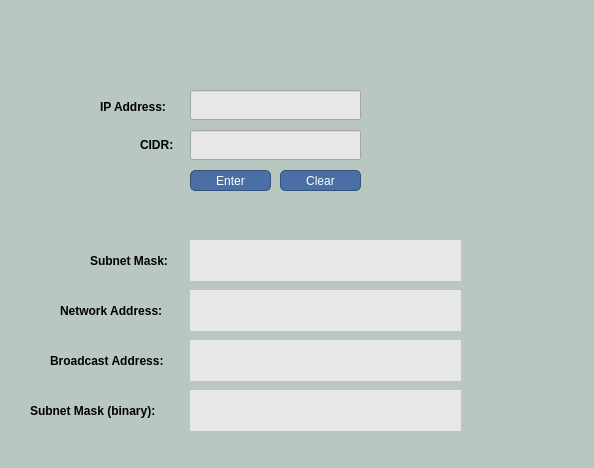
cholmcdowell/Zubnetting-Basic-Subnetting-Tool-Program, file UI/mainwindow.ui: the form before one commit.
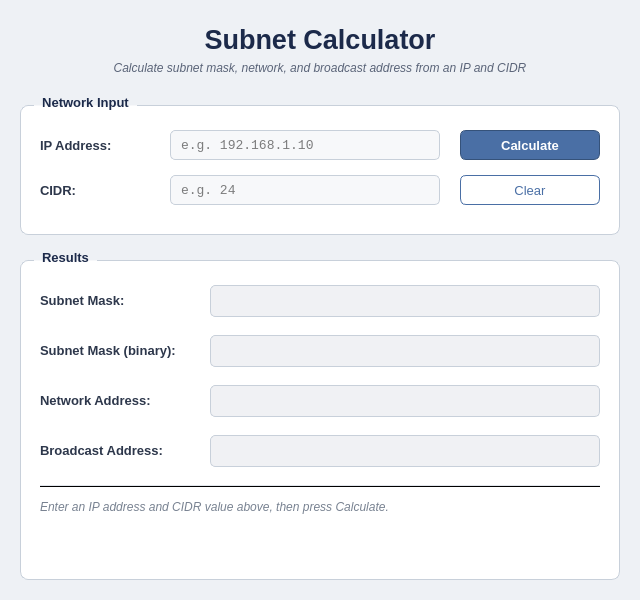
The form after the commit.

```diff
--- a/UI/mainwindow.ui
+++ b/UI/mainwindow.ui
@@ -6,340 +6,638 @@
    <rect>
     <x>0</x>
     <y>0</y>
-    <width>594</width>
-    <height>468</height>
+    <width>640</width>
+    <height>600</height>
    </rect>
   </property>
+  <property name="minimumSize">
+   <size>
+    <width>640</width>
+    <height>600</height>
+   </size>
+  </property>
   <property name="windowTitle">
    <string>MainWindow</string>
   </property>
   <widget class="QWidget" name="centralwidget">
    <property name="styleSheet">
-    <string notr="true">background-color: rgb(184, 200, 193);</string>
+    <string notr="true">background-color: rgb(238, 241, 245);</string>
    </property>
-   <widget class="QLabel" name="lblIP">
+
+   <!-- ===================== TITLE ===================== -->
+   <widget class="QLabel" name="lblTitle">
     <property name="geometry">
      <rect>
-      <x>100</x>
-      <y>92</y>
-      <width>81</width>
-      <height>30</height>
+      <x>20</x>
+      <y>18</y>
+      <width>600</width>
+      <height>42</height>
      </rect>
     </property>
     <property name="font">
      <font>
+      <family>Segoe UI</family>
+      <pointsize>20</pointsize>
       <bold>true</bold>
      </font>
     </property>
-    <property name="autoFillBackground">
-     <bool>false</bool>
-    </property>
     <property name="styleSheet">
      <string notr="true">background-color: transparent;
-color: rgb(0, 0, 0);</string>
+color: rgb(28, 42, 74);</string>
     </property>
     <property name="text">
-     <string>IP Address:</string>
+     <string>Subnet Calculator</string>
     </property>
-    <property name="textFormat">
-     <enum>Qt::TextFormat::AutoText</enum>
+    <property name="alignment">
+     <set>Qt::AlignmentFlag::AlignCenter</set>
     </property>
    </widget>
-   <widget class="QLabel" name="lblCIDR">
+
+   <widget class="QLabel" name="lblSubtitle">
     <property name="geometry">
      <rect>
-      <x>140</x>
-      <y>130</y>
-      <width>41</width>
-      <height>30</height>
+      <x>20</x>
+      <y>58</y>
+      <width>600</width>
+      <height>20</height>
      </rect>
     </property>
     <property name="font">
      <font>
-      <bold>true</bold>
+      <family>Segoe UI</family>
+      <pointsize>9</pointsize>
+      <italic>true</italic>
      </font>
     </property>
     <property name="styleSheet">
      <string notr="true">background-color: transparent;
-color: rgb(0, 0, 0);</string>
+color: rgb(90, 100, 120);</string>
     </property>
     <property name="text">
-     <string>CIDR:</string>
+     <string>Calculate subnet mask, network, and broadcast address from an IP and CIDR</string>
     </property>
-    <property name="textFormat">
-     <enum>Qt::TextFormat::AutoText</enum>
+    <property name="alignment">
+     <set>Qt::AlignmentFlag::AlignCenter</set>
     </property>
    </widget>
-   <widget class="QLineEdit" name="txtIP">
+
+   <!-- ===================== INPUT GROUP ===================== -->
+   <widget class="QGroupBox" name="groupInput">
     <property name="geometry">
      <rect>
-      <x>190</x>
-      <y>90</y>
-      <width>171</width>
-      <height>30</height>
+      <x>20</x>
+      <y>95</y>
+      <width>600</width>
+      <height>140</height>
      </rect>
     </property>
-    <property name="styleSheet">
-     <string notr="true">background-color: rgb(231, 231, 231);</string>
-    </property>
-   </widget>
-   <widget class="QLineEdit" name="txtCIDR">
-    <property name="geometry">
-     <rect>
-      <x>190</x>
-      <y>130</y>
-      <width>171</width>
-      <height>30</height>
-     </rect>
-    </property>
-    <property name="styleSheet">
-     <string notr="true">background-color: rgb(231, 231, 231);</string>
-    </property>
-   </widget>
-   <widget class="QPushButton" name="bdnEnter">
-    <property name="geometry">
-     <rect>
-      <x>190</x>
-      <y>170</y>
-      <width>81</width>
-      <height>21</height>
-     </rect>
-    </property>
     <property name="font">
      <font>
-      <bold>false</bold>
+      <family>Segoe UI</family>
+      <pointsize>10</pointsize>
+      <bold>true</bold>
      </font>
     </property>
     <property name="mouseTracking">
      <bool>true</bool>
     </property>
     <property name="styleSheet">
-     <string notr="true">QPushButton {
-    background-color: #4A6FA5;
-    color: white;
-    border: 1px solid #35527A;
-    border-radius: 5px;
-    padding: 4px;
+     <string notr="true">QGroupBox {
+    background-color: rgb(255, 255, 255);
+    border: 1px solid rgb(200, 208, 218);
+    border-radius: 8px;
+    margin-top: 10px;
+    color: rgb(28, 42, 74);
 }
-QPushButton:hover {
-    background-color: rgb(135, 135, 135);
-}
-
-QPushButton:pressed {
-    background-color: #2E4A6B;
+QGroupBox::title {
+    subcontrol-origin: margin;
+    left: 14px;
+    padding: 0 6px;
 }</string>
     </property>
-    <property name="text">
-     <string>Enter</string>
+    <property name="title">
+     <string>Network Input</string>
     </property>
-    <property name="checkable">
-     <bool>false</bool>
-    </property>
-    <property name="flat">
-     <bool>false</bool>
-    </property>
-   </widget>
-   <widget class="QPushButton" name="bdnClear">
-    <property name="geometry">
-     <rect>
-      <x>280</x>
-      <y>170</y>
-      <width>81</width>
-      <height>21</height>
-     </rect>
-    </property>
-    <property name="styleSheet">
-     <string notr="true">QPushButton {
+
+    <widget class="QLabel" name="lblIP">
+     <property name="geometry">
+      <rect>
+       <x>20</x>
+       <y>35</y>
+       <width>110</width>
+       <height>30</height>
+      </rect>
+     </property>
+     <property name="font">
+      <font>
+       <family>Segoe UI</family>
+       <pointsize>10</pointsize>
+       <bold>true</bold>
+      </font>
+     </property>
+     <property name="styleSheet">
+      <string notr="true">background-color: transparent;
+color: rgb(45, 55, 75);</string>
+     </property>
+     <property name="text">
+      <string>IP Address:</string>
+     </property>
+     <property name="alignment">
+      <set>Qt::AlignmentFlag::AlignLeft|Qt::AlignmentFlag::AlignVCenter</set>
+     </property>
+    </widget>
+
+    <widget class="QLineEdit" name="txtIP">
+     <property name="geometry">
+      <rect>
+       <x>150</x>
+       <y>35</y>
+       <width>270</width>
+       <height>30</height>
+      </rect>
+     </property>
+     <property name="font">
+      <font>
+       <family>Consolas</family>
+       <pointsize>10</pointsize>
+      </font>
+     </property>
+     <property name="styleSheet">
+      <string notr="true">QLineEdit {
+    background-color: rgb(247, 248, 250);
+    border: 1px solid rgb(200, 208, 218);
+    border-radius: 5px;
+    padding: 2px 8px;
+}
+QLineEdit:focus {
+    border: 1px solid rgb(74, 111, 165);
+}</string>
+     </property>
+     <property name="placeholderText">
+      <string>e.g. 192.168.1.10</string>
+     </property>
+    </widget>
+
+    <widget class="QLabel" name="lblCIDR">
+     <property name="geometry">
+      <rect>
+       <x>20</x>
+       <y>80</y>
+       <width>110</width>
+       <height>30</height>
+      </rect>
+     </property>
+     <property name="font">
+      <font>
+       <family>Segoe UI</family>
+       <pointsize>10</pointsize>
+       <bold>true</bold>
+      </font>
+     </property>
+     <property name="styleSheet">
+      <string notr="true">background-color: transparent;
+color: rgb(45, 55, 75);</string>
+     </property>
+     <property name="text">
+      <string>CIDR:</string>
+     </property>
+     <property name="alignment">
+      <set>Qt::AlignmentFlag::AlignLeft|Qt::AlignmentFlag::AlignVCenter</set>
+     </property>
+    </widget>
+
+    <widget class="QLineEdit" name="txtCIDR">
+     <property name="geometry">
+      <rect>
+       <x>150</x>
+       <y>80</y>
+       <width>270</width>
+       <height>30</height>
+      </rect>
+     </property>
+     <property name="font">
+      <font>
+       <family>Consolas</family>
+       <pointsize>10</pointsize>
+      </font>
+     </property>
+     <property name="styleSheet">
+      <string notr="true">QLineEdit {
+    background-color: rgb(247, 248, 250);
+    border: 1px solid rgb(200, 208, 218);
+    border-radius: 5px;
+    padding: 2px 8px;
+}
+QLineEdit:focus {
+    border: 1px solid rgb(74, 111, 165);
+}</string>
+     </property>
+     <property name="placeholderText">
+      <string>e.g. 24</string>
+     </property>
+    </widget>
+
+    <widget class="QPushButton" name="bdnEnter">
+     <property name="geometry">
+      <rect>
+       <x>440</x>
+       <y>35</y>
+       <width>140</width>
+       <height>30</height>
+      </rect>
+     </property>
+     <property name="font">
+      <font>
+       <family>Segoe UI</family>
+       <pointsize>10</pointsize>
+       <bold>true</bold>
+      </font>
+     </property>
+     <property name="cursor">
+      <cursorShape>PointingHandCursor</cursorShape>
+     </property>
+     <property name="styleSheet">
+      <string notr="true">QPushButton {
     background-color: #4A6FA5;
     color: white;
     border: 1px solid #35527A;
-    border-radius: 5px;
+    border-radius: 6px;
     padding: 4px;
 }
-
 QPushButton:hover {
     background-color: rgb(135, 135, 135);
 }
-
 QPushButton:pressed {
     background-color: #2E4A6B;
 }</string>
-    </property>
-    <property name="text">
-     <string>Clear</string>
-    </property>
-   </widget>
-   <widget class="QFrame" name="frame">
-    <property name="geometry">
-     <rect>
-      <x>0</x>
-      <y>220</y>
-      <width>491</width>
-      <height>221</height>
-     </rect>
-    </property>
-    <property name="styleSheet">
-     <string notr="true">border:0</string>
-    </property>
-    <property name="frameShape">
-     <enum>QFrame::Shape::StyledPanel</enum>
-    </property>
-    <property name="frameShadow">
-     <enum>QFrame::Shadow::Raised</enum>
-    </property>
-    <widget class="QPlainTextEdit" name="txtSubnet">
-     <property name="geometry">
-      <rect>
-       <x>190</x>
-       <y>20</y>
-       <width>271</width>
-       <height>41</height>
-      </rect>
      </property>
-     <property name="styleSheet">
-      <string notr="true">background-color: rgb(231, 231, 231);</string>
+     <property name="text">
+      <string>Calculate</string>
      </property>
     </widget>
-    <widget class="QPlainTextEdit" name="txtSubnet_2">
+
+    <widget class="QPushButton" name="bdnClear">
      <property name="geometry">
       <rect>
-       <x>190</x>
-       <y>170</y>
-       <width>271</width>
-       <height>41</height>
+       <x>440</x>
+       <y>80</y>
+       <width>140</width>
+       <height>30</height>
       </rect>
      </property>
+     <property name="font">
+      <font>
+       <family>Segoe UI</family>
+       <pointsize>10</pointsize>
+      </font>
+     </property>
+     <property name="cursor">
+      <cursorShape>PointingHandCursor</cursorShape>
+     </property>
      <property name="styleSheet">
-      <string notr="true">background-color: rgb(231, 231, 231);</string>
+      <string notr="true">QPushButton {
+    background-color: rgb(255, 255, 255);
+    color: #4A6FA5;
+    border: 1px solid #4A6FA5;
+    border-radius: 6px;
+    padding: 4px;
+}
+QPushButton:hover {
+    background-color: rgb(238, 241, 245);
+}
+QPushButton:pressed {
+    background-color: rgb(220, 226, 234);
+}</string>
      </property>
+     <property name="text">
+      <string>Clear</string>
+     </property>
     </widget>
+   </widget>
+
+   <!-- ===================== RESULTS GROUP ===================== -->
+   <widget class="QGroupBox" name="groupResults">
+    <property name="geometry">
+     <rect>
+      <x>20</x>
+      <y>250</y>
+      <width>600</width>
+      <height>330</height>
+     </rect>
+    </property>
+    <property name="font">
+     <font>
+      <family>Segoe UI</family>
+      <pointsize>10</pointsize>
+      <bold>true</bold>
+     </font>
+    </property>
+    <property name="styleSheet">
+     <string notr="true">QGroupBox {
+    background-color: rgb(255, 255, 255);
+    border: 1px solid rgb(200, 208, 218);
+    border-radius: 8px;
+    margin-top: 10px;
+    color: rgb(28, 42, 74);
+}
+QGroupBox::title {
+    subcontrol-origin: margin;
+    left: 14px;
+    padding: 0 6px;
+}</string>
+    </property>
+    <property name="title">
+     <string>Results</string>
+    </property>
+
     <widget class="QLabel" name="lblSubnet">
      <property name="geometry">
       <rect>
-       <x>90</x>
-       <y>30</y>
-       <width>101</width>
-       <height>21</height>
+       <x>20</x>
+       <y>35</y>
+       <width>160</width>
+       <height>30</height>
       </rect>
      </property>
      <property name="font">
       <font>
+       <family>Segoe UI</family>
+       <pointsize>10</pointsize>
        <bold>true</bold>
       </font>
      </property>
      <property name="styleSheet">
       <string notr="true">background-color: transparent;
-color: rgb(0, 0, 0);</string>
+color: rgb(45, 55, 75);</string>
      </property>
      <property name="text">
       <string>Subnet Mask:</string>
      </property>
-     <property name="textFormat">
-      <enum>Qt::TextFormat::AutoText</enum>
+     <property name="alignment">
+      <set>Qt::AlignmentFlag::AlignLeft|Qt::AlignmentFlag::AlignVCenter</set>
      </property>
     </widget>
+
+    <widget class="QLineEdit" name="txtSubnet">
+     <property name="geometry">
+      <rect>
+       <x>190</x>
+       <y>35</y>
+       <width>390</width>
+       <height>32</height>
+      </rect>
+     </property>
+     <property name="font">
+      <font>
+       <family>Consolas</family>
+       <pointsize>10</pointsize>
+      </font>
+     </property>
+     <property name="styleSheet">
+      <string notr="true">QLineEdit {
+    background-color: rgb(247, 248, 250);
+    border: 1px solid rgb(200, 208, 218);
+    border-radius: 5px;
+    padding: 3px 8px;
+}
+QLineEdit:read-only {
+    background-color: rgb(240, 241, 244);
+}</string>
+     </property>
+     <property name="readOnly">
+      <bool>true</bool>
+     </property>
+    </widget>
+
     <widget class="QLabel" name="lblSubnet_binary">
      <property name="geometry">
       <rect>
-       <x>30</x>
-       <y>180</y>
-       <width>161</width>
-       <height>21</height>
+       <x>20</x>
+       <y>85</y>
+       <width>160</width>
+       <height>30</height>
       </rect>
      </property>
      <property name="font">
       <font>
+       <family>Segoe UI</family>
+       <pointsize>10</pointsize>
        <bold>true</bold>
       </font>
      </property>
      <property name="styleSheet">
       <string notr="true">background-color: transparent;
-color: rgb(0, 0, 0);</string>
+color: rgb(45, 55, 75);</string>
      </property>
      <property name="text">
       <string>Subnet Mask (binary):</string>
      </property>
-     <property name="textFormat">
-      <enum>Qt::TextFormat::AutoText</enum>
+     <property name="alignment">
+      <set>Qt::AlignmentFlag::AlignLeft|Qt::AlignmentFlag::AlignVCenter</set>
      </property>
     </widget>
-    <widget class="QPlainTextEdit" name="txtNetworkAddress">
+
+    <widget class="QLineEdit" name="txtSubnet_2">
      <property name="geometry">
       <rect>
        <x>190</x>
-       <y>70</y>
-       <width>271</width>
-       <height>41</height>
+       <y>85</y>
+       <width>390</width>
+       <height>32</height>
       </rect>
      </property>
-     <property name="styleSheet">
-      <string notr="true">background-color: rgb(231, 231, 231);</string>
+     <property name="font">
+      <font>
+       <family>Consolas</family>
+       <pointsize>10</pointsize>
+      </font>
      </property>
-    </widget>
-    <widget class="QPlainTextEdit" name="txtBroadcastAddress">
-     <property name="geometry">
-      <rect>
-       <x>190</x>
-       <y>120</y>
-       <width>271</width>
-       <height>41</height>
-      </rect>
-     </property>
      <property name="styleSheet">
-      <string notr="true">background-color: rgb(231, 231, 231);</string>
+      <string notr="true">QLineEdit {
+    background-color: rgb(247, 248, 250);
+    border: 1px solid rgb(200, 208, 218);
+    border-radius: 5px;
+    padding: 3px 8px;
+}
+QLineEdit:read-only {
+    background-color: rgb(240, 241, 244);
+}</string>
      </property>
+     <property name="readOnly">
+      <bool>true</bool>
+     </property>
     </widget>
+
     <widget class="QLabel" name="lblNetwork">
      <property name="geometry">
       <rect>
-       <x>60</x>
-       <y>80</y>
-       <width>131</width>
-       <height>21</height>
+       <x>20</x>
+       <y>135</y>
+       <width>160</width>
+       <height>30</height>
       </rect>
      </property>
      <property name="font">
       <font>
+       <family>Segoe UI</family>
+       <pointsize>10</pointsize>
        <bold>true</bold>
       </font>
      </property>
      <property name="styleSheet">
       <string notr="true">background-color: transparent;
-color: rgb(0, 0, 0);</string>
+color: rgb(45, 55, 75);</string>
      </property>
      <property name="text">
       <string>Network Address:</string>
      </property>
-     <property name="textFormat">
-      <enum>Qt::TextFormat::AutoText</enum>
+     <property name="alignment">
+      <set>Qt::AlignmentFlag::AlignLeft|Qt::AlignmentFlag::AlignVCenter</set>
      </property>
     </widget>
+
+    <widget class="QLineEdit" name="txtNetworkAddress">
+     <property name="geometry">
+      <rect>
+       <x>190</x>
+       <y>135</y>
+       <width>390</width>
+       <height>32</height>
+      </rect>
+     </property>
+     <property name="font">
+      <font>
+       <family>Consolas</family>
+       <pointsize>10</pointsize>
+      </font>
+     </property>
+     <property name="styleSheet">
+      <string notr="true">QLineEdit {
+    background-color: rgb(247, 248, 250);
+    border: 1px solid rgb(200, 208, 218);
+    border-radius: 5px;
+    padding: 3px 8px;
+}
+QLineEdit:read-only {
+    background-color: rgb(240, 241, 244);
+}</string>
+     </property>
+     <property name="readOnly">
+      <bool>true</bool>
+     </property>
+    </widget>
+
     <widget class="QLabel" name="lbBroadcast">
      <property name="geometry">
       <rect>
-       <x>50</x>
-       <y>130</y>
-       <width>141</width>
-       <height>21</height>
+       <x>20</x>
+       <y>185</y>
+       <width>160</width>
+       <height>30</height>
       </rect>
      </property>
      <property name="font">
       <font>
+       <family>Segoe UI</family>
+       <pointsize>10</pointsize>
        <bold>true</bold>
       </font>
      </property>
      <property name="styleSheet">
       <string notr="true">background-color: transparent;
-color: rgb(0, 0, 0);</string>
+color: rgb(45, 55, 75);</string>
      </property>
      <property name="text">
       <string>Broadcast Address:</string>
      </property>
-     <property name="textFormat">
-      <enum>Qt::TextFormat::AutoText</enum>
+     <property name="alignment">
+      <set>Qt::AlignmentFlag::AlignLeft|Qt::AlignmentFlag::AlignVCenter</set>
+     </property>
+    </widget>
+
+    <widget class="QLineEdit" name="txtBroadcastAddress">
+     <property name="geometry">
+      <rect>
+       <x>190</x>
+       <y>185</y>
+       <width>390</width>
+       <height>32</height>
+      </rect>
+     </property>
+     <property name="font">
+      <font>
+       <family>Consolas</family>
+       <pointsize>10</pointsize>
+      </font>
+     </property>
+     <property name="styleSheet">
+      <string notr="true">QLineEdit {
+    background-color: rgb(247, 248, 250);
+    border: 1px solid rgb(200, 208, 218);
+    border-radius: 5px;
+    padding: 3px 8px;
+}
+QLineEdit:read-only {
+    background-color: rgb(240, 241, 244);
+}</string>
+     </property>
+     <property name="readOnly">
+      <bool>true</bool>
+     </property>
+    </widget>
+
+    <widget class="QFrame" name="line">
+     <property name="geometry">
+      <rect>
+       <x>20</x>
+       <y>235</y>
+       <width>560</width>
+       <height>2</height>
+      </rect>
+     </property>
+     <property name="styleSheet">
+      <string notr="true">background-color: rgb(225, 229, 235);</string>
+     </property>
+     <property name="frameShape">
+      <enum>QFrame::Shape::HLine</enum>
+     </property>
+     <property name="frameShadow">
+      <enum>QFrame::Shadow::Plain</enum>
+     </property>
+    </widget>
+
+    <widget class="QLabel" name="lblStatus">
+     <property name="geometry">
+      <rect>
+       <x>20</x>
+       <y>250</y>
+       <width>560</width>
+       <height>60</height>
+      </rect>
+     </property>
+     <property name="font">
+      <font>
+       <family>Segoe UI</family>
+       <pointsize>9</pointsize>
+       <italic>true</italic>
+      </font>
+     </property>
+     <property name="styleSheet">
+      <string notr="true">background-color: transparent;
+color: rgb(120, 130, 145);</string>
+     </property>
+     <property name="text">
+      <string>Enter an IP address and CIDR value above, then press Calculate.</string>
+     </property>
+     <property name="wordWrap">
+      <bool>true</bool>
+     </property>
+     <property name="alignment">
+      <set>Qt::AlignmentFlag::AlignLeft|Qt::AlignmentFlag::AlignTop</set>
      </property>
     </widget>
    </widget>
+
   </widget>
  </widget>
  <resources/>
```
Left out of the diff: 7 changed lines with no effect on the pictures.
